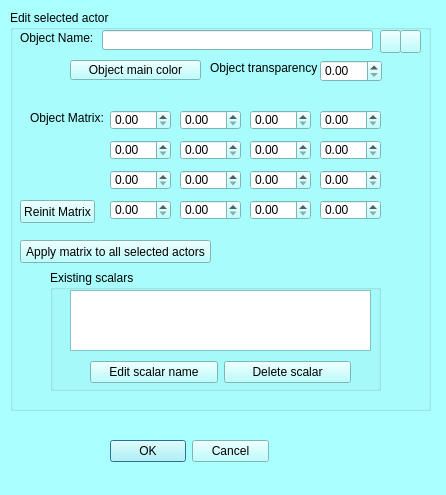
Before: the Qt Designer form MorphoDig/Qt/mqEditACTORDialog.ui in morphomuseum/MorphoDig, drawn with Qt 5.
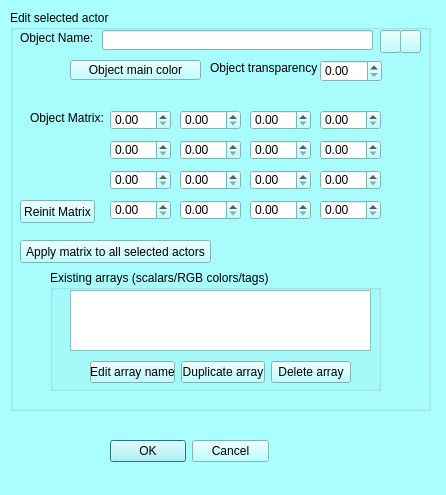
After: the same form once the commit is applied. Icons and pictures are not drawn. Custom widgets are drawn as their Qt base class.

Commit message: Array duplication

```diff
--- a/MorphoDig/Qt/mqEditACTORDialog.ui
+++ b/MorphoDig/Qt/mqEditACTORDialog.ui
@@ -755,7 +755,7 @@
      </rect>
     </property>
     <property name="title">
-     <string>Existing scalars</string>
+     <string>Existing arrays (scalars/RGB colors/tags)</string>
     </property>
     <widget class="QListWidget" name="scalarList">
      <property name="geometry">
@@ -780,14 +780,21 @@
       <item>
        <widget class="QPushButton" name="editScalar">
         <property name="text">
-         <string>Edit scalar name</string>
+         <string>Edit array name</string>
+        </property>
+       </widget>
+      </item>
+      <item>
+       <widget class="QPushButton" name="duplicateScalar">
+        <property name="text">
+         <string>Duplicate array</string>
         </property>
        </widget>
       </item>
       <item>
        <widget class="QPushButton" name="deleteScalar">
         <property name="text">
-         <string>Delete scalar</string>
+         <string>Delete array</string>
         </property>
        </widget>
       </item>
```
The commit also changes 5 other files.
